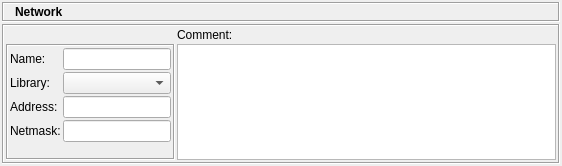
This is src/gui/networkdialog_q.ui in fwbuilder/fwbuilder as Qt 5 draws it before an edit. The edited form follows.
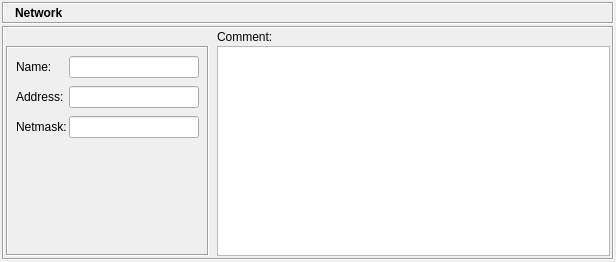
This is the edited form. Icons and pictures are not drawn.

Commit message: Removed "Library" from all object dialogs; some dialogs tidying

The edit to the form file:
```diff
--- a/src/gui/networkdialog_q.ui
+++ b/src/gui/networkdialog_q.ui
@@ -8,8 +8,8 @@
    <rect>
     <x>0</x>
     <y>0</y>
-    <width>562</width>
-    <height>166</height>
+    <width>616</width>
+    <height>262</height>
    </rect>
   </property>
   <property name="sizePolicy" >
@@ -174,7 +174,7 @@
          <number>2</number>
         </property>
         <property name="horizontalSpacing" >
-         <number>2</number>
+         <number>8</number>
         </property>
         <property name="verticalSpacing" >
          <number>2</number>
@@ -218,22 +218,22 @@
           </property>
           <layout class="QGridLayout" >
            <property name="leftMargin" >
-            <number>2</number>
+            <number>8</number>
            </property>
            <property name="topMargin" >
-            <number>2</number>
+            <number>8</number>
            </property>
            <property name="rightMargin" >
-            <number>2</number>
+            <number>8</number>
            </property>
            <property name="bottomMargin" >
-            <number>2</number>
+            <number>8</number>
            </property>
            <property name="horizontalSpacing" >
             <number>2</number>
            </property>
            <property name="verticalSpacing" >
-            <number>2</number>
+            <number>8</number>
            </property>
            <item row="4" column="1" >
             <spacer>
@@ -261,16 +261,6 @@
              </property>
             </widget>
            </item>
-           <item row="1" column="0" >
-            <widget class="QLabel" name="textLabel1_2" >
-             <property name="text" >
-              <string>Library:</string>
-             </property>
-             <property name="wordWrap" >
-              <bool>false</bool>
-             </property>
-            </widget>
-           </item>
            <item row="3" column="0" >
             <widget class="QLabel" name="textLabel2_2_2" >
              <property name="text" >
@@ -319,15 +309,11 @@
                <verstretch>0</verstretch>
               </sizepolicy>
              </property>
-            </widget>
-           </item>
-           <item row="1" column="1" >
-            <widget class="QComboBox" name="libs" >
-             <property name="sizePolicy" >
-              <sizepolicy vsizetype="Fixed" hsizetype="Preferred" >
-               <horstretch>0</horstretch>
-               <verstretch>0</verstretch>
-              </sizepolicy>
+             <property name="minimumSize" >
+              <size>
+               <width>130</width>
+               <height>0</height>
+              </size>
              </property>
             </widget>
            </item>
```
Left out of the diff: 17 changed lines with no effect on the pictures. The commit also changes 41 other files.
